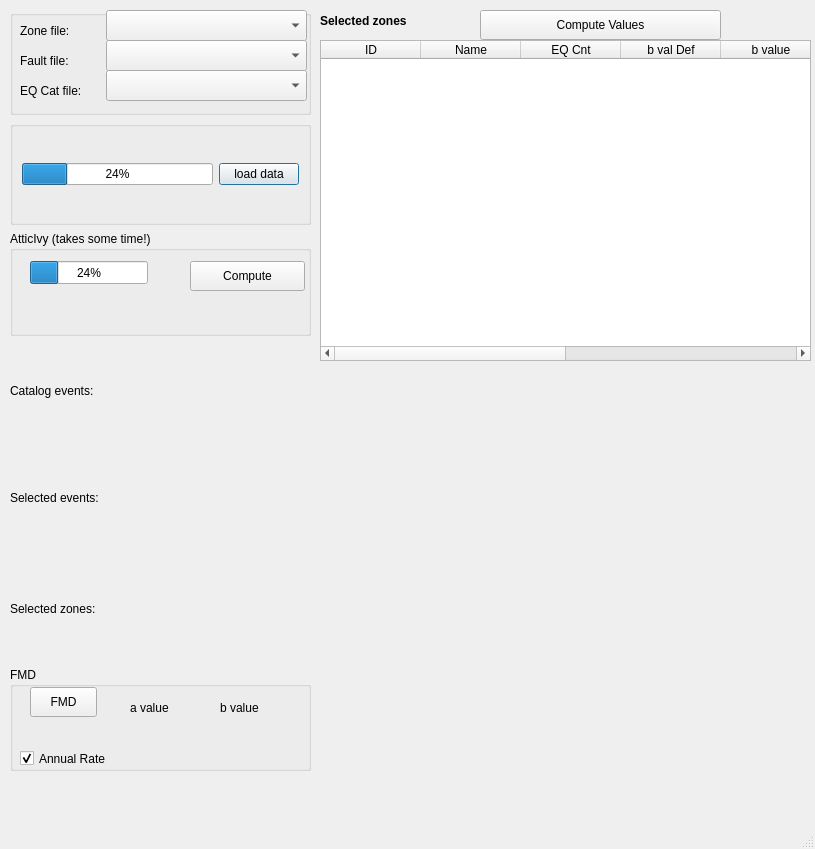
feuchner/seismicsource-toolkit, file mt_seismicsource/ui_seismicsource.ui: the form before one commit.
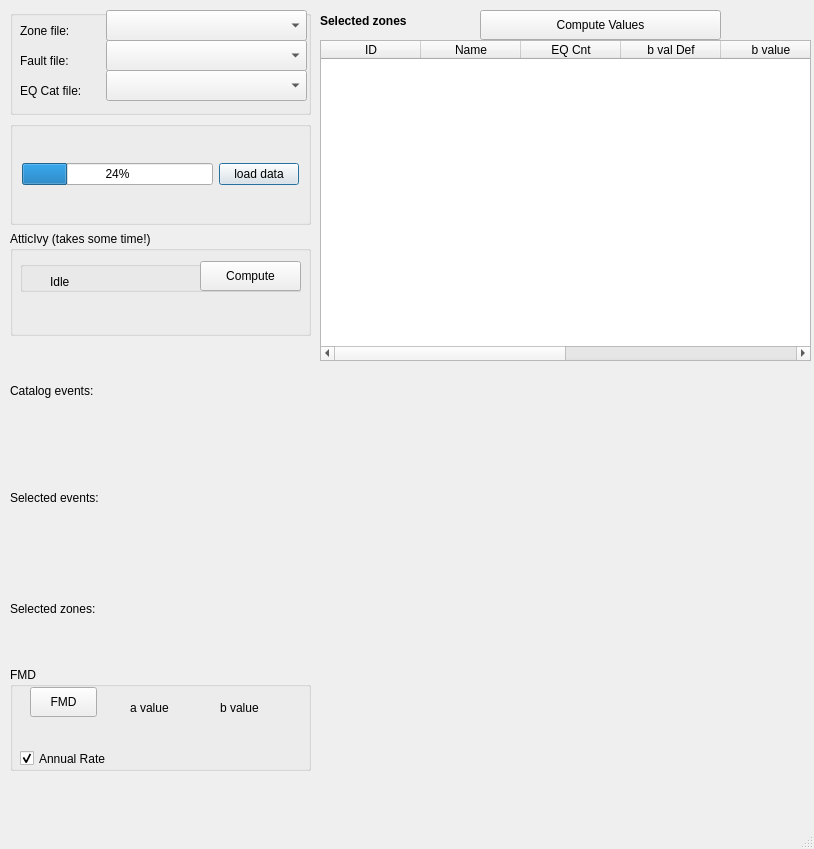
The form after the commit. Custom widgets are drawn as their Qt base class.

Commit message: changed AtticIvy progress bar to LED

```diff
--- a/mt_seismicsource/ui_seismicsource.ui
+++ b/mt_seismicsource/ui_seismicsource.ui
@@ -6,7 +6,7 @@
    <rect>
     <x>0</x>
     <y>0</y>
-    <width>815</width>
+    <width>814</width>
     <height>849</height>
    </rect>
   </property>
@@ -139,31 +139,54 @@
        <property name="title">
         <string>AtticIvy (takes some time!)</string>
        </property>
-       <widget class="QPushButton" name="btnAtticIvy">
+       <widget class="QGroupBox" name="groupBoxActivityLED">
         <property name="geometry">
          <rect>
-          <x>180</x>
+          <x>10</x>
           <y>30</y>
-          <width>115</width>
-          <height>30</height>
+          <width>281</width>
+          <height>31</height>
          </rect>
         </property>
-        <property name="text">
-         <string>Compute</string>
+        <property name="title">
+         <string/>
         </property>
-       </widget>
-       <widget class="QProgressBar" name="progressBarAtticIvy">
-        <property name="geometry">
-         <rect>
-          <x>20</x>
-          <y>30</y>
-          <width>118</width>
-          <height>23</height>
-         </rect>
-        </property>
-        <property name="value">
-         <number>24</number>
-        </property>
+        <widget class="KLed" name="activityLED">
+         <property name="geometry">
+          <rect>
+           <x>10</x>
+           <y>10</y>
+           <width>16</width>
+           <height>16</height>
+          </rect>
+         </property>
+        </widget>
+        <widget class="QLabel" name="activityLEDLabel">
+         <property name="geometry">
+          <rect>
+           <x>30</x>
+           <y>10</y>
+           <width>141</width>
+           <height>21</height>
+          </rect>
+         </property>
+         <property name="text">
+          <string>Idle</string>
+         </property>
+        </widget>
+        <widget class="QPushButton" name="btnAtticIvy">
+         <property name="geometry">
+          <rect>
+           <x>180</x>
+           <y>0</y>
+           <width>101</width>
+           <height>30</height>
+          </rect>
+         </property>
+         <property name="text">
+          <string>Compute</string>
+         </property>
+        </widget>
        </widget>
       </widget>
      </item>
@@ -407,6 +430,11 @@
   </widget>
  </widget>
  <customwidgets>
+  <customwidget>
+   <class>KLed</class>
+   <extends>QWidget</extends>
+   <header>kled.h</header>
+  </customwidget>
   <customwidget>
    <class>KDoubleNumInput</class>
    <extends>QWidget</extends>
```
The commit also changes 2 other files.
